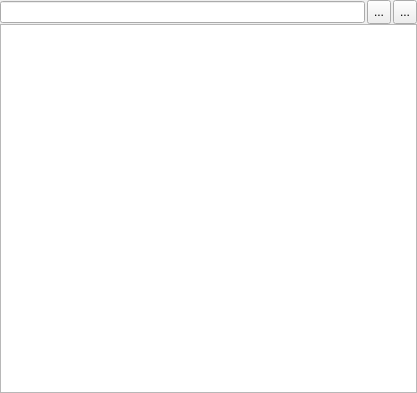
Before: the Qt Designer form gui/nodeEditor/ui_nodeNamesEditor.ui in ymesh/meShaderEd, drawn with Qt 5.
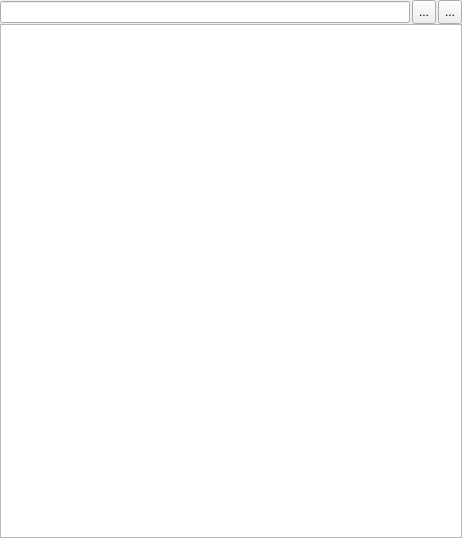
After: the same form once the commit is applied. Icons and pictures are not drawn.

What changed in the file:
```diff
--- a/gui/nodeEditor/ui_nodeNamesEditor.ui
+++ b/gui/nodeEditor/ui_nodeNamesEditor.ui
@@ -6,8 +6,8 @@
    <rect>
     <x>0</x>
     <y>0</y>
-    <width>417</width>
-    <height>393</height>
+    <width>462</width>
+    <height>538</height>
    </rect>
   </property>
   <property name="windowTitle">
```
Left out of the diff: 2 changed lines with no effect on the pictures.
